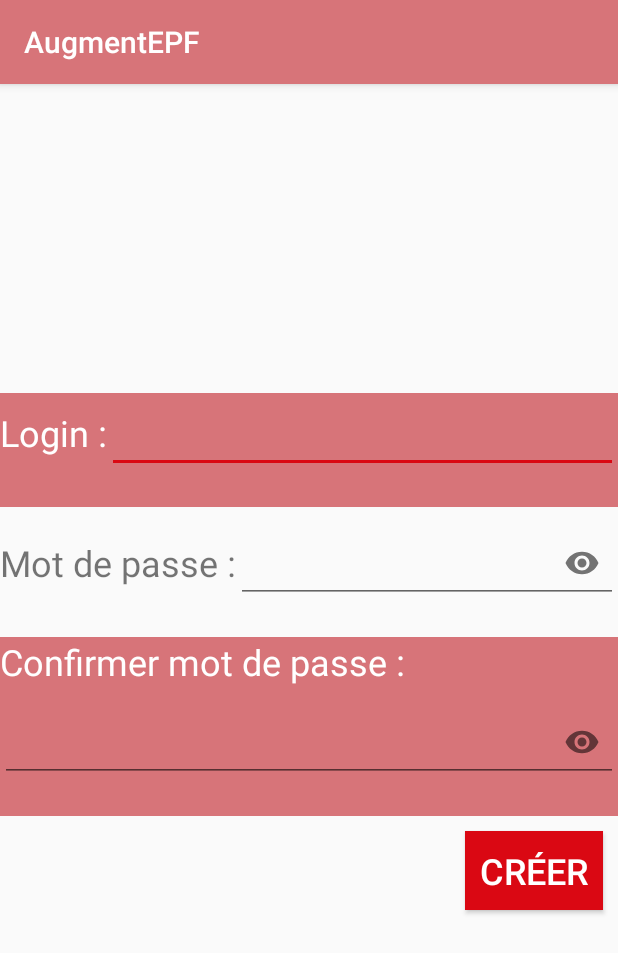
After one commit to anthonyprudhomme/AugmentEPF_mobile_app, an Android app: the CreateAccountActivity screen opened directly, with no data from a screen before it, on a phone screen of 412 x 824 dp. The commit adds this screen. Shown: the top 953 px of the screen. Run offline under Robolectric (Android 15) with nearby library versions, the phone set to English and light mode, and no system bars.

Commit message:
Connexion
Creation des activités connexion et création de compte et lien entre les
pages
Suppression de la ToolBar auto-générée de MainActivity

```diff
--- /dev/null
+++ b/AugmentEPF/app/src/main/java/com/filiereticsa/arc/augmentepf/activities/CreateAccountActivity.java
@@ -0,0 +1,27 @@
+package com.filiereticsa.arc.augmentepf.activities;
+
+import android.content.Intent;
+import android.support.v7.app.AppCompatActivity;
+import android.os.Bundle;
+import android.view.View;
+import android.widget.Toast;
+
+import com.filiereticsa.arc.augmentepf.R;
+
+public class CreateAccountActivity extends AppCompatActivity {
+
+    @Override
+    protected void onCreate(Bundle savedInstanceState) {
+        super.onCreate(savedInstanceState);
+        setContentView(R.layout.activity_create_account);
+    }
+
+    public void onCreateClick(View view) {
+        //Register user in database, connect and go back to OptionsFragment
+
+        Toast.makeText(this, R.string.account_created, Toast.LENGTH_SHORT).show();
+
+        Intent intent = new Intent(this, MainActivity.class);
+        startActivity(intent);
+    }
+}
--- a/AugmentEPF/app/src/main/java/com/filiereticsa/arc/augmentepf/activities/HomePageActivity.java
+++ b/AugmentEPF/app/src/main/java/com/filiereticsa/arc/augmentepf/activities/HomePageActivity.java
@@ -74,10 +74,6 @@ public class HomePageActivity extends AppCompatActivity implements BeaconDetecto
     public void onSettingsClick(View view) {
         Intent intent = new Intent(this, SettingsActivity.class);
         startActivity(intent);
-
-        FragmentTransaction transaction = fragmentManager.beginTransaction();
-        transaction.add(R.id.settings_fragment,new SettingsFragment());
-        transaction.commit();
     }
 
     @Override
--- /dev/null
+++ b/AugmentEPF/app/src/main/res/layout/activity_create_account.xml
@@ -0,0 +1,111 @@
+<?xml version="1.0" encoding="utf-8"?>
+<LinearLayout xmlns:android="http://schemas.android.com/apk/res/android"
+    xmlns:app="http://schemas.android.com/apk/res-auto"
+    xmlns:tools="http://schemas.android.com/tools"
+    android:layout_width="match_parent"
+    android:layout_height="match_parent"
+    tools:context="com.filiereticsa.arc.augmentepf.activities.CreateAccountActivity"
+    android:orientation="vertical">
+
+        <LinearLayout
+            android:layout_width="wrap_content"
+            android:layout_height="wrap_content"
+            android:layout_weight="9"/>
+
+        <LinearLayout
+            android:layout_width="match_parent"
+            android:layout_height="wrap_content"
+            android:orientation="horizontal"
+            android:background="@color/colorPrimary"
+            android:layout_weight="1">
+
+            <TextView
+                android:layout_width="wrap_content"
+                android:layout_height="wrap_content"
+                android:text="@string/login"
+                android:textSize="24sp"
+                android:textColor="@color/white"/>
+
+            <EditText
+                android:layout_width="0dp"
+                android:layout_height="wrap_content"
+                android:textSize="24sp"
+                android:textColor="@color/white"
+                android:layout_weight="9"/>
+        </LinearLayout>
+
+        <LinearLayout
+            android:layout_width="match_parent"
+            android:layout_height="wrap_content"
+            android:orientation="horizontal"
+            android:layout_weight="1">
+
+            <TextView
+                android:layout_width="wrap_content"
+                android:layout_height="wrap_content"
+                android:text="@string/password"
+                android:textSize="24sp"/>
+
+            <android.support.design.widget.TextInputLayout
+                android:layout_width="0dp"
+                android:layout_height="wrap_content"
+                app:passwordToggleEnabled="true"
+                android:layout_weight="9">
+
+            <android.support.design.widget.TextInputEditText
+                android:layout_width="match_parent"
+                android:layout_height="wrap_content"
+                android:inputType="textPassword"
+                android:textSize="24sp"/>
+            </android.support.design.widget.TextInputLayout>
+        </LinearLayout>
+
+    <LinearLayout
+        android:layout_width="match_parent"
+        android:layout_height="wrap_content"
+        android:orientation="vertical"
+        android:background="@color/colorPrimary"
+        android:layout_weight="1">
+
+        <TextView
+            android:layout_width="wrap_content"
+            android:layout_height="wrap_content"
+            android:text="@string/confirm_password"
+            android:textSize="24sp"
+            android:textColor="@color/white"/>
+
+        <android.support.design.widget.TextInputLayout
+            android:layout_width="match_parent"
+            android:layout_height="wrap_content"
+            app:passwordToggleEnabled="true">
+
+            <android.support.design.widget.TextInputEditText
+                android:layout_width="match_parent"
+                android:layout_height="wrap_content"
+                android:inputType="textPassword"
+                android:textSize="24sp"
+                android:textColor="@color/white"/>
+        </android.support.design.widget.TextInputLayout>
+
+    </LinearLayout>
+
+    <Button
+        android:id="@+id/create_button"
+        android:layout_width="wrap_content"
+        android:layout_height="wrap_content"
+        android:layout_gravity="right"
+        android:layout_margin="10dp"
+        android:background="@color/colorAccent"
+        android:onClick="onCreateClick"
+        android:padding="10dp"
+        android:text="@string/create"
+        android:textColor="@color/white"
+        android:textSize="24sp"
+        tools:textAllCaps="false" />
+
+    <LinearLayout
+            android:layout_width="wrap_content"
+            android:layout_height="wrap_content"
+            android:layout_weight="9"/>
+
+    </LinearLayout>
--- a/AugmentEPF/app/src/main/res/values/strings.xml
+++ b/AugmentEPF/app/src/main/res/values/strings.xml
@@ -13,4 +13,11 @@
     <string name="trajectory_history">Historique des trajets</string>
     <string name="contact">Contactez-nous</string>
     <string name="go">Go !</string>
+    <string name="login">Login :</string>
+    <string name="password">Mot de passe :</string>
+    <string name="validate">Valider</string>
+    <string name="no_account">Pas de compte ?</string>
+    <string name="create">Créer</string>
+    <string name="confirm_password">Confirmer mot de passe :</string>
+    <string name="account_created">Compte créé</string>
 </resources>
```
Also changed, not shown: AugmentEPF/app/src/main/AndroidManifest.xml (+7 -4 lines), AugmentEPF/app/src/main/java/com/filiereticsa/arc/augmentepf/activities/ConnectionActivity.java (added, +27 -0 lines), AugmentEPF/app/src/main/java/com/filiereticsa/arc/augmentepf/activities/MainActivity.java (+2 -25 lines), AugmentEPF/app/src/main/res/layout/activity_connection.xml (added, +104 -0 lines), AugmentEPF/app/src/main/res/layout/activity_main.xml (+0 -19 lines).
